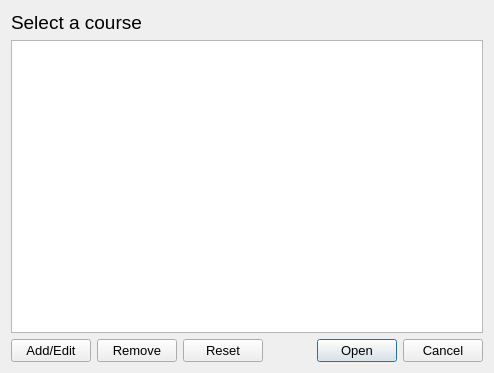
Sucharek233/ATFinQt, file courses.ui: the form before one commit.
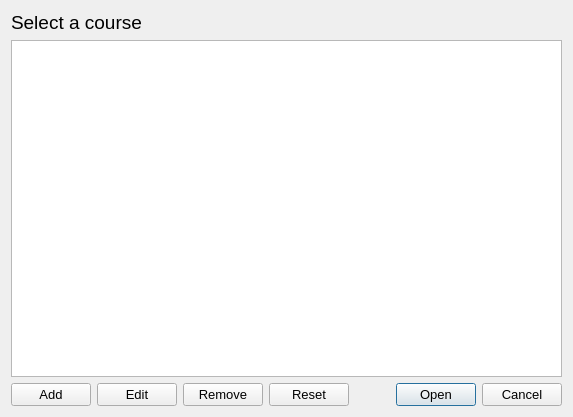
The form after the commit.

The edit to the form file:
```diff
--- a/courses.ui
+++ b/courses.ui
@@ -6,8 +6,8 @@
    <rect>
     <x>0</x>
     <y>0</y>
-    <width>494</width>
-    <height>373</height>
+    <width>573</width>
+    <height>417</height>
    </rect>
   </property>
   <property name="windowTitle">
@@ -15,33 +15,6 @@
   </property>
   <layout class="QGridLayout" name="gridLayout">
    <item row="3" column="2">
-    <widget class="QPushButton" name="pushButton_Reset">
-     <property name="font">
-      <font>
-       <pointsize>10</pointsize>
-      </font>
-     </property>
-     <property name="text">
-      <string>Reset</string>
-     </property>
-    </widget>
-   </item>
-   <item row="3" column="3">
-    <widget class="QDialogButtonBox" name="buttonBox">
-     <property name="font">
-      <font>
-       <pointsize>10</pointsize>
-      </font>
-     </property>
-     <property name="orientation">
-      <enum>Qt::Horizontal</enum>
-     </property>
-     <property name="standardButtons">
-      <set>QDialogButtonBox::Cancel|QDialogButtonBox::Open</set>
-     </property>
-    </widget>
-   </item>
-   <item row="3" column="1">
     <widget class="QPushButton" name="pushButton_Remove">
      <property name="font">
       <font>
@@ -61,20 +34,11 @@
       </font>
      </property>
      <property name="text">
-      <string>Add/Edit</string>
+      <string>Add</string>
      </property>
     </widget>
    </item>
-   <item row="1" column="0" colspan="4">
-    <widget class="QListWidget" name="listWidget_Courses">
-     <property name="font">
-      <font>
-       <pointsize>12</pointsize>
-      </font>
-     </property>
-    </widget>
-   </item>
-   <item row="0" column="0" colspan="4">
+   <item row="0" column="0" colspan="5">
     <widget class="QLabel" name="label">
      <property name="sizePolicy">
       <sizepolicy hsizetype="Expanding" vsizetype="Fixed">
@@ -95,6 +59,54 @@
      </property>
     </widget>
    </item>
+   <item row="3" column="4">
+    <widget class="QDialogButtonBox" name="buttonBox">
+     <property name="font">
+      <font>
+       <pointsize>10</pointsize>
+      </font>
+     </property>
+     <property name="orientation">
+      <enum>Qt::Horizontal</enum>
+     </property>
+     <property name="standardButtons">
+      <set>QDialogButtonBox::Cancel|QDialogButtonBox::Open</set>
+     </property>
+    </widget>
+   </item>
+   <item row="3" column="3">
+    <widget class="QPushButton" name="pushButton_Reset">
+     <property name="font">
+      <font>
+       <pointsize>10</pointsize>
+      </font>
+     </property>
+     <property name="text">
+      <string>Reset</string>
+     </property>
+    </widget>
+   </item>
+   <item row="1" column="0" colspan="5">
+    <widget class="QListWidget" name="listWidget_Courses">
+     <property name="font">
+      <font>
+       <pointsize>12</pointsize>
+      </font>
+     </property>
+    </widget>
+   </item>
+   <item row="3" column="1">
+    <widget class="QPushButton" name="pushButton_Edit">
+     <property name="font">
+      <font>
+       <pointsize>10</pointsize>
+      </font>
+     </property>
+     <property name="text">
+      <string>Edit</string>
+     </property>
+    </widget>
+   </item>
   </layout>
  </widget>
  <resources/>
```
